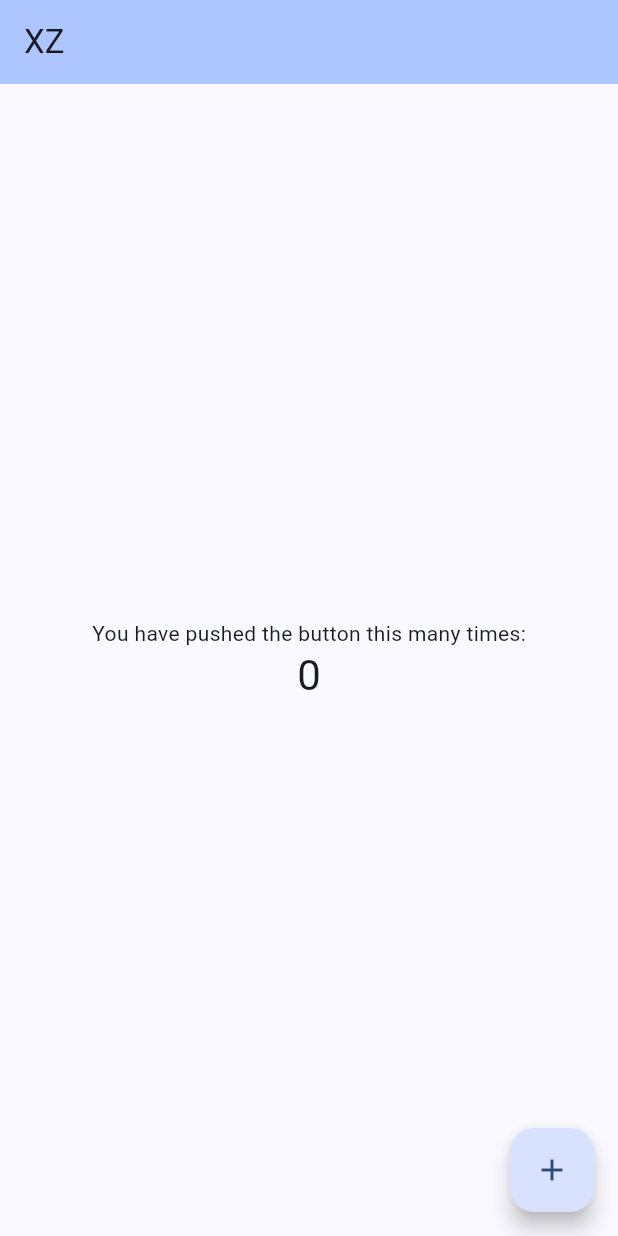
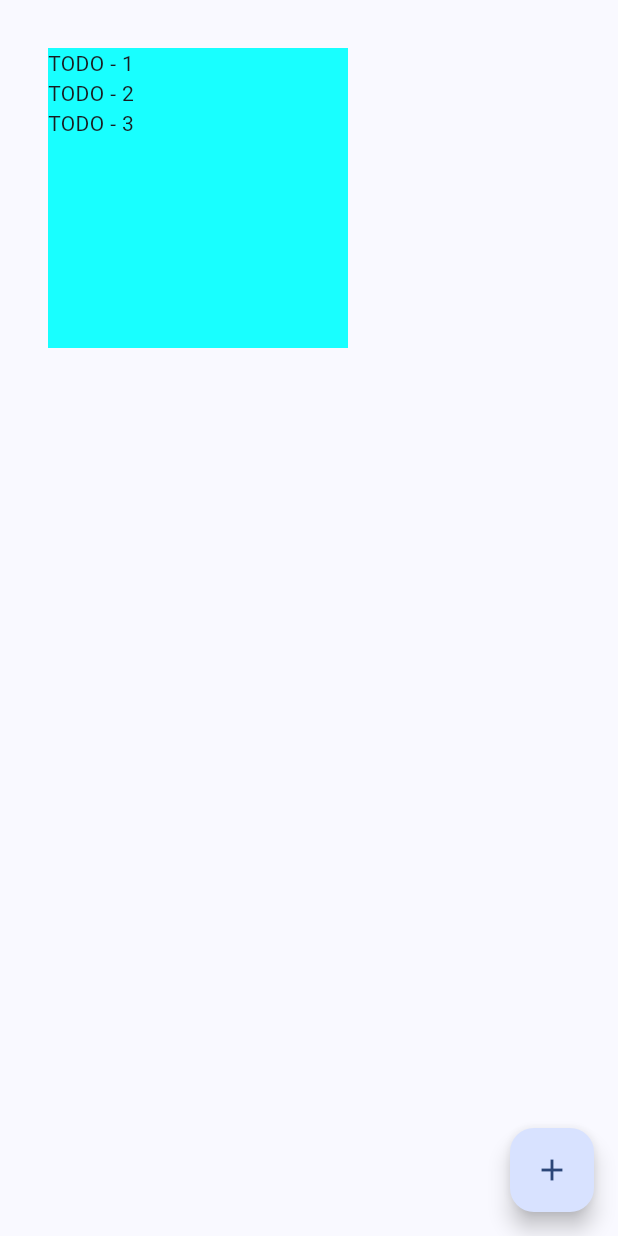
Before and after one commit to 1shaked/flutter_lectures, a Flutter app: the screen it shows after launch, on a phone screen of 412 x 824 dp. Run offline on Flutter 3.47's test engine with Material 2 defaults, Android fonts, the phone set to English and light mode, and no system bars.

Commit message:
added the todo list

```diff
--- a/flutter_application_1/lib/main.dart
+++ b/flutter_application_1/lib/main.dart
@@ -1,4 +1,5 @@
 import 'package:flutter/material.dart';
+import 'package:flutter_application_1/widgets/todo_list.dart';
 
 void main() {
   runApp(const MyApp());
@@ -16,7 +17,7 @@ class MyApp extends StatelessWidget {
         colorScheme: ColorScheme.fromSeed(seedColor: Colors.blueAccent),
         useMaterial3: true,
       ),
-      home: const MyHomePage(title: 'XZ'),
+      home: TodoList(),
     );
   }
 }
--- /dev/null
+++ b/flutter_application_1/lib/widgets/todo_list.dart
@@ -0,0 +1,52 @@
+import 'package:flutter/material.dart';
+
+class TodoList extends StatefulWidget {
+  TodoList({Key? key}) : super(key: key);
+
+  @override
+  State<TodoList> createState() => _TodoListState();
+}
+
+class _TodoListState extends State<TodoList> {
+  List<String> todos = [
+    'TODO - 1',
+    'TODO - 2',
+    'TODO - 3',
+  ];
+  @override
+  Widget build(BuildContext context) {
+    return Scaffold(
+      body: Container(
+        padding: const EdgeInsets.all(16.0),
+        margin: const EdgeInsets.all(16.0),
+        child: Container(
+          width: 200,
+          height: 200,
+          color: Colors.cyanAccent,
+          child: ListView.builder(
+            itemBuilder: ((context, index) => Text(todos[index])),
+            itemCount: todos.length,
+          ),
+        ),
+      ),
+      floatingActionButton: FloatingActionButton(
+        onPressed: () => {
+          setState(() {
+            // $index
+            todos.add('todo ➡️ ${todos.length + 1} ');
+          })
+        },
+        child: const Icon(Icons.add),
+      ),
+    );
+  }
+}
+
+/*
+<div>
+  p
+   div
+   p
+   div
+<div>
+*/
```
